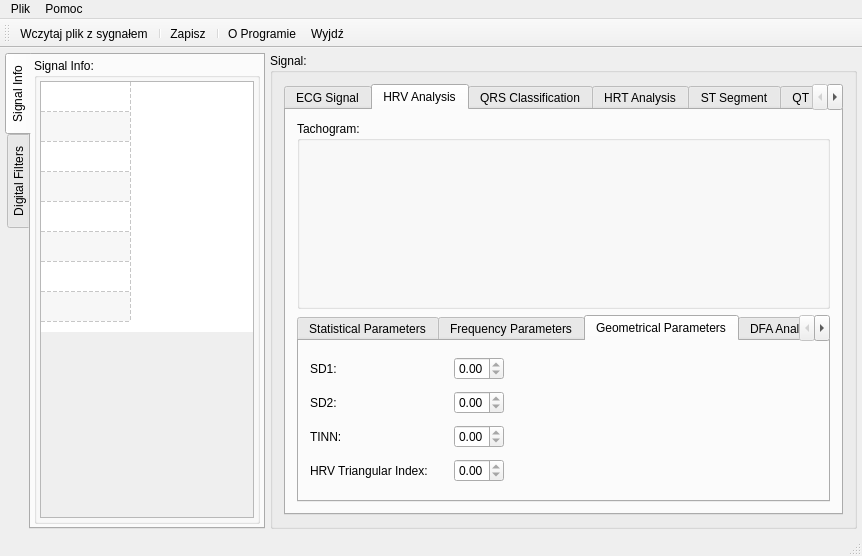
Before: the Qt Designer form ecganalyzer.ui in mateuszbaran/ECG-analyzer, drawn with Qt 5.
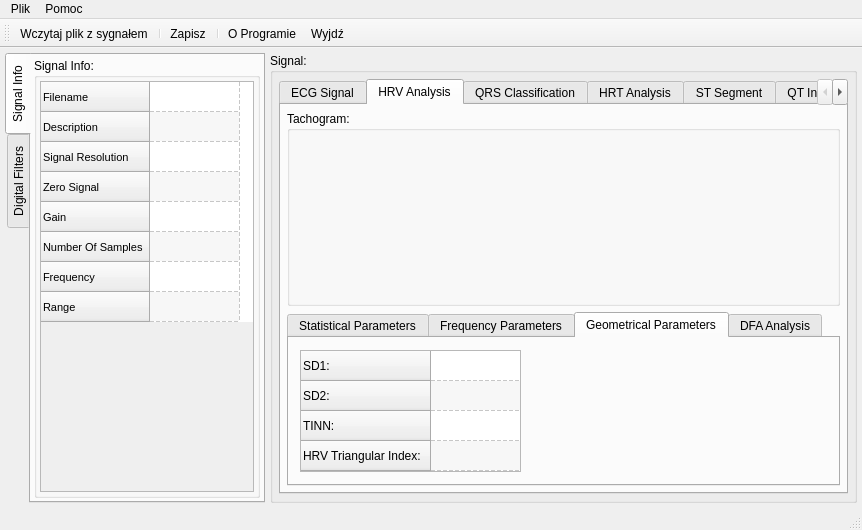
After: the same form once the commit is applied. The open tabs and pages were chosen to show the change. Icons and pictures are not drawn. Custom widgets are drawn as their Qt base class.

Commit message: * Poprawione rozciągani wykresu sygnału * Kontrolki na Geometrical Parameters przerobione na QTableView * Dodane niektóre jednostki na panelu SignalInfo

The edit to the form file:
```diff
--- a/ecganalyzer.ui
+++ b/ecganalyzer.ui
@@ -7,7 +7,7 @@
     <x>0</x>
     <y>0</y>
     <width>862</width>
-    <height>556</height>
+    <height>530</height>
    </rect>
   </property>
   <property name="windowTitle">
@@ -62,7 +62,7 @@
          <enum>QTabWidget::West</enum>
         </property>
         <property name="currentIndex">
-         <number>1</number>
+         <number>0</number>
         </property>
         <widget class="QWidget" name="tabSignalInfo">
          <attribute name="title">
@@ -110,7 +110,7 @@
                   <x>0</x>
                   <y>0</y>
                   <width>218</width>
-                  <height>250</height>
+                  <height>240</height>
                  </rect>
                 </property>
                 <property name="sizePolicy">
@@ -137,7 +137,7 @@
                    <property name="minimumSize">
                     <size>
                      <width>0</width>
-                     <height>250</height>
+                     <height>240</height>
                     </size>
                    </property>
                    <property name="font">
@@ -188,7 +188,7 @@
                     <bool>false</bool>
                    </attribute>
                    <attribute name="verticalHeaderVisible">
-                    <bool>false</bool>
+                    <bool>true</bool>
                    </attribute>
                    <attribute name="verticalHeaderCascadingSectionResizes">
                     <bool>false</bool>
@@ -481,6 +481,9 @@
        <set>Qt::AlignLeading|Qt::AlignLeft|Qt::AlignTop</set>
       </property>
       <layout class="QHBoxLayout" name="horizontalLayout_3">
+       <property name="margin">
+        <number>6</number>
+       </property>
        <item>
         <widget class="QTabWidget" name="tabWidget">
          <property name="sizePolicy">
@@ -508,37 +511,48 @@
           <enum>QTabWidget::Rounded</enum>
          </property>
          <property name="currentIndex">
-          <number>0</number>
+          <number>1</number>
          </property>
          <property name="elideMode">
           <enum>Qt::ElideNone</enum>
          </property>
          <widget class="QWidget" name="tabECGSignal">
+          <property name="sizePolicy">
+           <sizepolicy hsizetype="Maximum" vsizetype="Maximum">
+            <horstretch>0</horstretch>
+            <verstretch>0</verstretch>
+           </sizepolicy>
+          </property>
           <attribute name="title">
            <string>ECG Signal</string>
           </attribute>
-          <widget class="Ecg2Ch" name="rawPlotWidget" native="true">
-           <property name="geometry">
-            <rect>
-             <x>0</x>
-             <y>0</y>
-             <width>611</width>
-             <height>381</height>
-            </rect>
-           </property>
-           <property name="sizePolicy">
-            <sizepolicy hsizetype="Expanding" vsizetype="Expanding">
-             <horstretch>0</horstretch>
-             <verstretch>0</verstretch>
-            </sizepolicy>
-           </property>
-          </widget>
+          <layout class="QVBoxLayout" name="verticalLayout_9">
+           <item>
+            <widget class="Ecg2Ch" name="rawPlotWidget" native="true">
+             <property name="sizePolicy">
+              <sizepolicy hsizetype="MinimumExpanding" vsizetype="MinimumExpanding">
+               <horstretch>1</horstretch>
+               <verstretch>1</verstretch>
+              </sizepolicy>
+             </property>
+             <property name="baseSize">
+              <size>
+               <width>0</width>
+               <height>0</height>
+              </size>
+             </property>
+            </widget>
+           </item>
+          </layout>
          </widget>
          <widget class="QWidget" name="tabHRVAnalysis">
           <attribute name="title">
            <string>HRV Analysis</string>
           </attribute>
           <layout class="QVBoxLayout" name="verticalLayout">
+           <property name="margin">
+            <number>6</number>
+           </property>
            <item>
             <widget class="QGroupBox" name="groupBox_3">
              <property name="sizePolicy">
@@ -557,11 +571,11 @@
              <property name="sizePolicy">
               <sizepolicy hsizetype="Minimum" vsizetype="Minimum">
                <horstretch>0</horstretch>
-               <verstretch>5</verstretch>
+               <verstretch>3</verstretch>
               </sizepolicy>
              </property>
              <property name="currentIndex">
-              <number>3</number>
+              <number>1</number>
              </property>
              <widget class="QWidget" name="tabHRVAnalysisStatisticalParameters">
               <attribute name="title">
@@ -580,204 +594,93 @@
               <layout class="QHBoxLayout" name="horizontalLayout_13">
                <item>
                 <layout class="QVBoxLayout" name="verticalLayout_8">
+                 <property name="spacing">
+                  <number>0</number>
+                 </property>
+                 <property name="sizeConstraint">
+                  <enum>QLayout::SetMinimumSize</enum>
+                 </property>
                  <property name="bottomMargin">
                   <number>0</number>
                  </property>
                  <item>
-                  <layout class="QHBoxLayout" name="horizontalLayout_9">
-                   <item>
-                    <widget class="QLabel" name="label_4">
-                     <property name="text">
-                      <string>SD1:</string>
-                     </property>
-                    </widget>
-                   </item>
-                   <item>
-                    <spacer name="horizontalSpacer_4">
-                     <property name="orientation">
-                      <enum>Qt::Horizontal</enum>
-                     </property>
-                     <property name="sizeType">
-                      <enum>QSizePolicy::Preferred</enum>
-                     </property>
-                     <property name="sizeHint" stdset="0">
-                      <size>
-                       <width>20</width>
-                       <height>20</height>
-                      </size>
-                     </property>
-                    </spacer>
-                   </item>
-                   <item>
-                    <widget class="QDoubleSpinBox" name="doubleSpinBox">
-                     <property name="minimumSize">
-                      <size>
-                       <width>50</width>
-                       <height>0</height>
-                      </size>
-                     </property>
-                     <property name="maximumSize">
-                      <size>
-                       <width>50</width>
-                       <height>16777215</height>
-                      </size>
-                     </property>
-                     <property name="frame">
-                      <bool>true</bool>
-                     </property>
-                     <property name="readOnly">
-                      <bool>true</bool>
-                     </property>
-                    </widget>
-                   </item>
-                  </layout>
-                 </item>
-                 <item>
-                  <layout class="QHBoxLayout" name="horizontalLayout_10">
-                   <item>
-                    <widget class="QLabel" name="label_5">
-                     <property name="text">
-                      <string>SD2:</string>
-                     </property>
-                    </widget>
-                   </item>
-                   <item>
-                    <spacer name="horizontalSpacer_5">
-                     <property name="orientation">
-                      <enum>Qt::Horizontal</enum>
-                     </property>
-                     <property name="sizeType">
-                      <enum>QSizePolicy::Preferred</enum>
-                     </property>
-                     <property name="sizeHint" stdset="0">
-                      <size>
-                       <width>20</width>
-                       <height>20</height>
-                      </size>
-                     </property>
-                    </spacer>
-                   </item>
-                   <item>
-                    <widget class="QDoubleSpinBox" name="doubleSpinBox_2">
-                     <property name="minimumSize">
-                      <size>
-                       <width>50</width>
-                       <height>0</height>
-                      </size>
-                     </property>
-                     <property name="maximumSize">
-                      <size>
-                       <width>50</width>
-                       <height>16777215</height>
-                      </size>
-                     </property>
-                     <property name="frame">
-                      <bool>true</bool>
-                     </property>
-                     <property name="readOnly">
-                      <bool>true</bool>
-                     </property>
-                    </widget>
-                   </item>
-                  </layout>
-                 </item>
-                 <item>
-                  <layout class="QHBoxLayout" name="horizontalLayout_11">
-                   <item>
-                    <widget class="QLabel" name="label_6">
-                     <property name="text">
-                      <string>TINN:</string>
-                     </property>
-                    </widget>
-                   </item>
-                   <item>
-                    <spacer name="horizontalSpacer_6">
-                     <property name="orientation">
-                      <enum>Qt::Horizontal</enum>
-                     </property>
-                     <property name="sizeType">
-                      <enum>QSizePolicy::Preferred</enum>
-                     </property>
-                     <property name="sizeHint" stdset="0">
-                      <size>
-                       <width>20</width>
-                       <height>20</height>
-                      </size>
-                     </property>
-                    </spacer>
-                   </item>
-                   <item>
-                    <widget class="QDoubleSpinBox" name="doubleSpinBox_3">
-                     <property name="minimumSize">
-                      <size>
-                       <width>50</width>
-                       <height>0</height>
-                      </size>
-                     </property>
-                     <property name="maximumSize">
-                      <size>
-                       <width>50</width>
-                       <height>16777215</height>
-                      </size>
-                     </property>
-                     <property name="frame">
-                      <bool>true</bool>
-                     </property>
-                     <property name="readOnly">
-                      <bool>true</bool>
-                     </property>
-                    </widget>
-                   </item>
-                  </layout>
-                 </item>
-                 <item>
-                  <layout class="QHBoxLayout" name="horizontalLayout_12">
-                   <item>
-                    <widget class="QLabel" name="label_7">
-                     <property name="text">
-                      <string>HRV Triangular Index:</string>
-                     </property>
-                    </widget>
-                   </item>
-                   <item>
-                    <spacer name="horizontalSpacer_7">
-                     <property name="orientation">
-                      <enum>Qt::Horizontal</enum>
-                     </property>
-                     <property name="sizeType">
-                      <enum>QSizePolicy::Preferred</enum>
-                     </property>
-                     <property name="sizeHint" stdset="0">
-                      <size>
-                       <width>20</width>
-                       <height>20</height>
-                      </size>
-                     </property>
-                    </spacer>
-                   </item>
-                   <item>
-                    <widget class="QDoubleSpinBox" name="doubleSpinBox_4">
-                     <property name="minimumSize">
-                      <size>
-                       <width>50</width>
-                       <height>0</height>
-                      </size>
-                     </property>
-                     <property name="maximumSize">
-                      <size>
-                       <width>50</width>
-                       <height>16777215</height>
-                      </size>
-                     </property>
-                     <property name="frame">
-                      <bool>true</bool>
-                     </property>
-                     <property name="readOnly">
-                      <bool>true</bool>
-                     </property>
-                    </widget>
-                   </item>
-                  </layout>
+                  <widget class="QTableWidget" name="tableWidgetGeometricalParameters">
+                   <property name="sizePolicy">
+                    <sizepolicy hsizetype="Minimum" vsizetype="Minimum">
+                     <horstretch>0</horstretch>
+                     <verstretch>0</verstretch>
+                    </sizepolicy>
+                   </property>
+                   <property name="minimumSize">
+                    <size>
+                     <width>0</width>
+                     <height>0</height>
+                    </size>
+                   </property>
+                   <property name="maximumSize">
+                    <size>
+                     <width>221</width>
+                     <height>122</height>
+                    </size>
+                   </property>
+                   <property name="baseSize">
+                    <size>
+                     <width>0</width>
+                     <height>0</height>
+                    </size>
+                   </property>
+                   <property name="editTriggers">
+                    <set>QAbstractItemView::NoEditTriggers</set>
+                   </property>
+                   <property name="alternatingRowColors">
+                    <bool>true</bool>
+                   </property>
+                   <property name="selectionMode">
+                    <enum>QAbstractItemView::NoSelection</enum>
+                   </property>
+                   <property name="gridStyle">
+                    <enum>Qt::DashLine</enum>
+                   </property>
+                   <property name="rowCount">
+                    <number>4</number>
+                   </property>
+                   <property name="columnCount">
+                    <number>1</number>
+                   </property>
+                   <attribute name="horizontalHeaderVisible">
+                    <bool>false</bool>
+                   </attribute>
+                   <attribute name="horizontalHeaderDefaultSectionSize">
+                    <number>90</number>
+                   </attribute>
+                   <attribute name="horizontalHeaderHighlightSections">
+                    <bool>false</bool>
+                   </attribute>
+                   <attribute name="horizontalHeaderMinimumSectionSize">
+                    <number>25</number>
+                   </attribute>
+                   <row>
+                    <property name="text">
+                     <string>SD1:</string>
+                    </property>
+                   </row>
+                   <row>
+                    <property name="text">
+                     <string>SD2:</string>
+                    </property>
+                   </row>
+                   <row>
+                    <property name="text">
+                     <string>TINN:</string>
+                    </property>
+                   </row>
+                   <row>
+                    <property name="text">
+                     <string>HRV Triangular Index:</string>
+                    </property>
+                   </row>
+                   <column/>
+                  </widget>
                  </item>
                 </layout>
                </item>
```
The commit also changes 1 other file.
